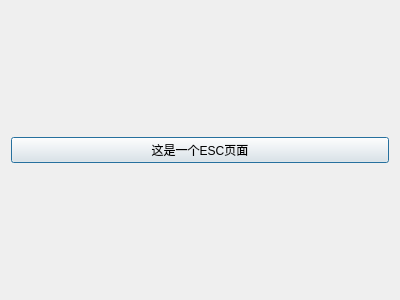
Forain1/SummerShortTerm2, file view/esc.ui: the form before one commit.
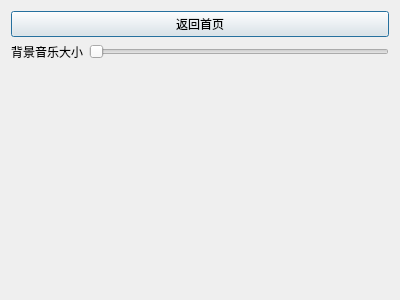
The form after the commit.

Commit message: 完善音量调节 以及esc发送返回首页信号

Patch:
```diff
--- a/view/esc.ui
+++ b/view/esc.ui
@@ -13,14 +13,45 @@
   <property name="windowTitle">
    <string>Dialog</string>
   </property>
-  <layout class="QVBoxLayout" name="verticalLayout">
+  <layout class="QVBoxLayout" name="verticalLayout" stretch="1,2,1">
    <item>
     <widget class="QPushButton" name="pushButton">
      <property name="text">
-      <string>这是一个ESC页面</string>
+      <string>返回首页</string>
      </property>
     </widget>
    </item>
+   <item>
+    <layout class="QHBoxLayout" name="horizontalLayout">
+     <item>
+      <widget class="QLabel" name="label">
+       <property name="text">
+        <string>背景音乐大小</string>
+       </property>
+      </widget>
+     </item>
+     <item>
+      <widget class="QSlider" name="volume">
+       <property name="orientation">
+        <enum>Qt::Orientation::Horizontal</enum>
+       </property>
+      </widget>
+     </item>
+    </layout>
+   </item>
+   <item>
+    <spacer name="verticalSpacer">
+     <property name="orientation">
+      <enum>Qt::Orientation::Vertical</enum>
+     </property>
+     <property name="sizeHint" stdset="0">
+      <size>
+       <width>20</width>
+       <height>40</height>
+      </size>
+     </property>
+    </spacer>
+   </item>
   </layout>
  </widget>
  <resources/>
```
The commit also changes 8 other files.
